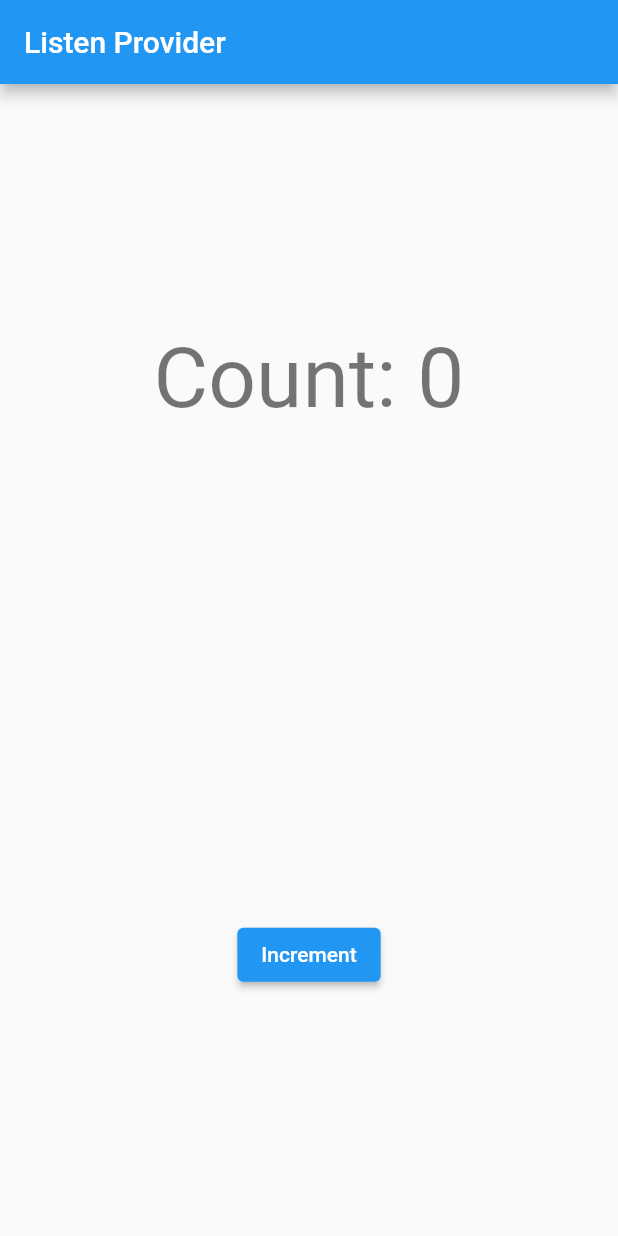
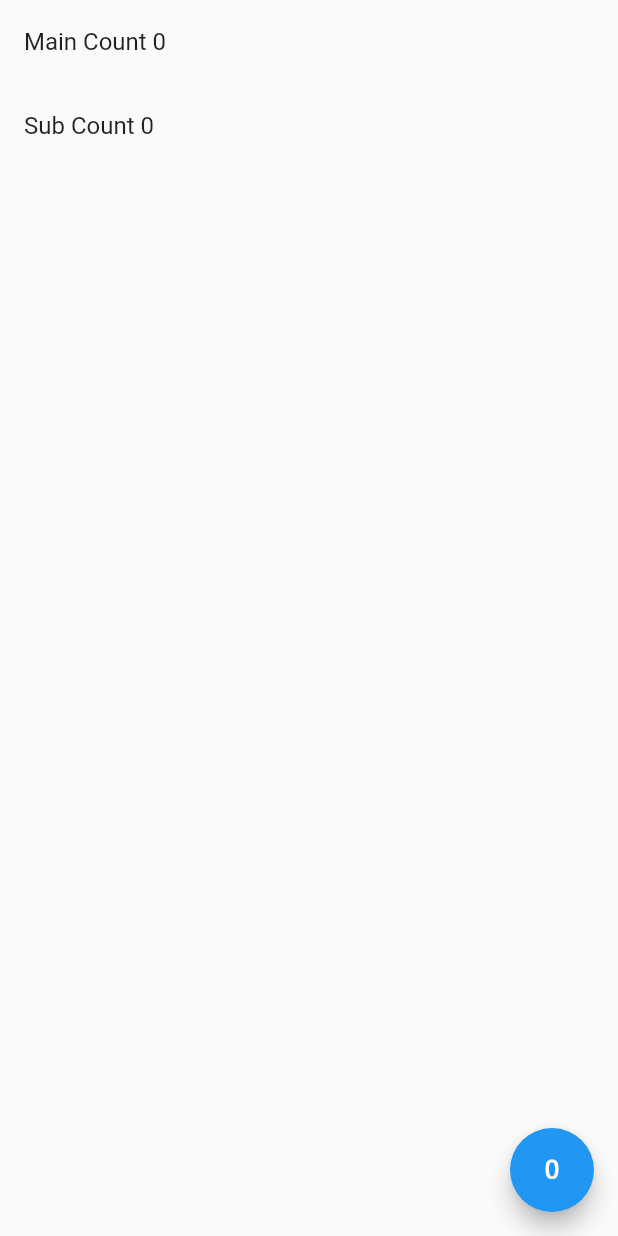
Before and after one commit to hiroshu-diary/riverpod_sample, a Flutter app: the screen it shows after launch, on a phone screen of 412 x 824 dp. Run offline on Flutter 3.47's test engine with Material 2 defaults, Android fonts, the phone set to English and light mode, and no system bars; our stand-ins replace freezed_annotation, gap, hooks_riverpod.

Commit message:
MVVM, サンプル完了

```diff
--- a/lib/main.dart
+++ b/lib/main.dart
@@ -1,6 +1,6 @@
 import 'package:flutter/material.dart';
 import 'package:hooks_riverpod/hooks_riverpod.dart';
-import 'package:riverpod_sample/listen_provider_page.dart';
+import 'package:riverpod_sample/mvvm/home_page.dart';
 
 void main() {
   runApp(
@@ -16,7 +16,7 @@ class MyApp extends StatelessWidget {
   @override
   Widget build(BuildContext context) {
     return const MaterialApp(
-      home: ListenProviderPage(),
+      home: HomePage(),
     );
   }
 }
--- /dev/null
+++ b/lib/mvvm/home_page.dart
@@ -0,0 +1,31 @@
+import 'package:flutter/material.dart';
+import 'package:hooks_riverpod/hooks_riverpod.dart';
+import 'package:riverpod_sample/mvvm/home_page_notifier.dart';
+
+class HomePage extends ConsumerWidget {
+  const HomePage({Key? key}) : super(key: key);
+
+  @override
+  Widget build(BuildContext context, WidgetRef ref) {
+    final pageState = ref.watch(homePageNotifierProvider);
+    final pageNotifier = ref.watch(homePageNotifierProvider.notifier);
+    return Scaffold(
+      body: ListView(
+        children: [
+          ListTile(
+            title: Text('Main Count ${pageState.mainCount}'),
+            onTap: pageNotifier.increaseMainCount,
+          ),
+          ListTile(
+            title: Text('Sub Count ${pageState.subCount}'),
+            onTap: pageNotifier.increaseSUbCount,
+          ),
+        ],
+      ),
+      floatingActionButton: FloatingActionButton(
+        onPressed: pageNotifier.resetAllCount,
+        child: const Icon(Icons.exposure_zero),
+      ),
+    );
+  }
+}
--- a/pubspec.yaml
+++ b/pubspec.yaml
@@ -38,6 +38,8 @@ dependencies:
   hooks_riverpod: ^1.0.3
   freezed_annotation: ^1.1.0
   gap: ^2.0.0
+  freezed: ^1.1.1
+  build_runner: ^2.1.10
 
 dev_dependencies:
   flutter_test:
```
Also changed, not shown: lib/mvvm/home_page_notifier.dart (added, +28 -0 lines), lib/mvvm/home_page_state.dart (added, +15 -0 lines), lib/mvvm/home_page_state.freezed.dart (added), pubspec.lock.
